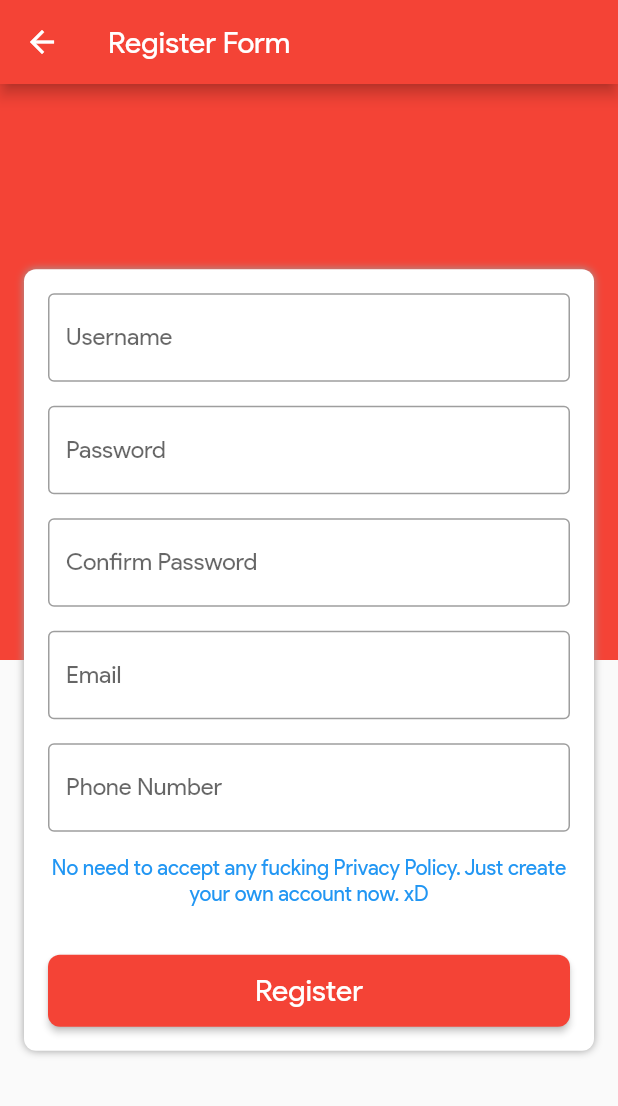
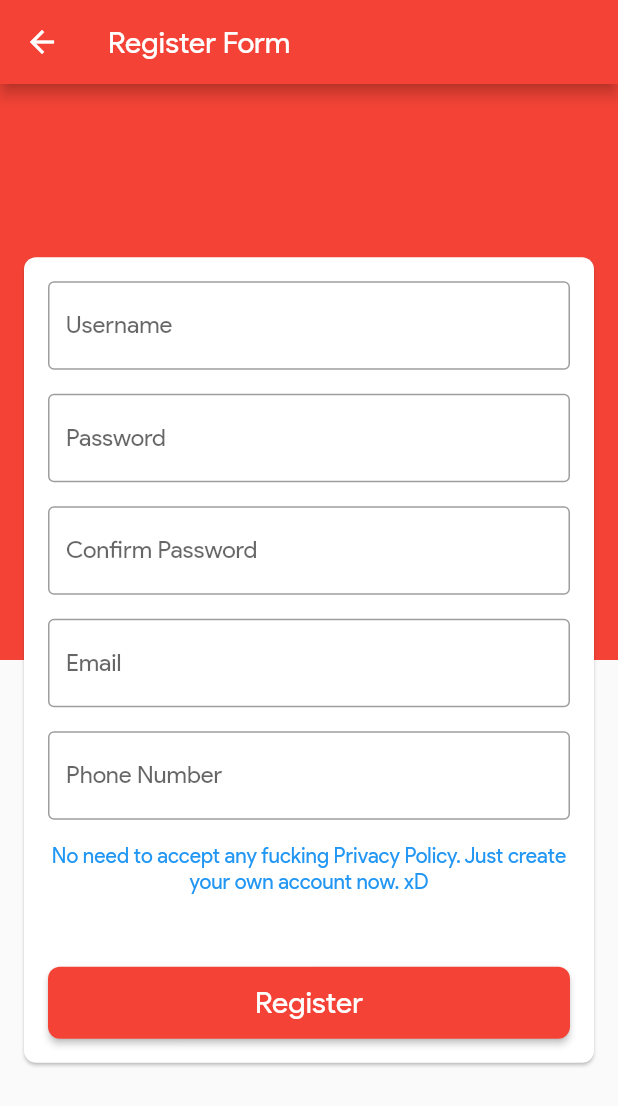
Before and after one commit to channdara/flutter_local_database, a Flutter app: the screen it shows after launch, after a tap on "Login", after a tap on "Not yet a memeber? Register here.", on a phone screen of 412 x 824 dp. Shown: the top 1106 px of the screen. Run offline on Flutter 3.47's test engine with Material 2 defaults, Android fonts, the light colour scheme and no system bars; our stand-ins replace shared_preferences, sqflite; accounts and stored records are empty.

Commit message:
update some ui

```diff
--- a/lib/screen/LoginScreen.dart
+++ b/lib/screen/LoginScreen.dart
@@ -1,13 +1,13 @@
 import 'package:flutter/material.dart';
 import 'package:learning_local_database/constant/Strings.dart';
 import 'package:learning_local_database/helper/SharedPreferencesHelper.dart';
-import 'package:learning_local_database/model/User.dart';
 import 'package:learning_local_database/repository/LoginRepository.dart';
 import 'package:learning_local_database/screen/HomeScreen.dart';
 import 'package:learning_local_database/screen/RegisterScreen.dart';
 import 'package:learning_local_database/screen/ResetPasswordScreen.dart';
 import 'package:learning_local_database/util/AlertDialogUtil.dart';
 import 'package:learning_local_database/widget/BaseBackground.dart';
+import 'package:learning_local_database/widget/BaseCard.dart';
 import 'package:learning_local_database/widget/BaseRaisedButton.dart';
 import 'package:learning_local_database/widget/BaseTextFormField.dart';
 
@@ -21,6 +21,8 @@ class LoginScreen extends StatefulWidget {
 
 class _LoginScreenState extends State<LoginScreen> implements LoginRepository {
   final _formKey = GlobalKey<FormState>();
+  final _sizedBox16 = SizedBox(height: 16.0);
+  final _sizedBox32 = SizedBox(height: 32.0);
   LoginRepositoryImp _loginRepoImp;
   FocusNode _usernameFocusNode = FocusNode();
   FocusNode _passwordFocusNode = FocusNode();
@@ -60,22 +62,15 @@ class _LoginScreenState extends State<LoginScreen> implements LoginRepository {
 
   Widget _buildLogin() {
     return SingleChildScrollView(
-      child: Container(
-        margin: EdgeInsets.all(16.0),
-        padding: EdgeInsets.only(left: 16.0, top: 16.0, right: 16.0, bottom: 8.0),
-        decoration: BoxDecoration(
-          borderRadius: BorderRadius.circular(8.0),
-          color: Colors.white,
-          boxShadow: [BoxShadow(color: Colors.grey, blurRadius: 4.0)],
-        ),
+      child: BaseCard(
+        padding: EdgeInsets.only(left: 16.0, top: 16.0, right: 16.0, bottom: 0.0),
         child: Form(
           key: _formKey,
           child: Column(
             children: <Widget>[
               Text(Strings.login, style: TextStyle(fontSize: 20.0)),
-              Container(
-                margin: EdgeInsets.only(top: 16.0, bottom: 16.0),
-                child: BaseTextFormField(
+              _sizedBox32,
+              BaseTextFormField(
                 labelText: Strings.username,
                 controller: _usernameController,
                 focusNode: _usernameFocusNode,
@@ -83,7 +78,7 @@ class _LoginScreenState extends State<LoginScreen> implements LoginRepository {
                 onFieldSubmitted: (_) => BaseTextFormField.switchNode(context, _usernameFocusNode, _passwordFocusNode),
                 validator: (text) => text.isEmpty ? Strings.usernameRequired : null,
               ),
-              ),
+              _sizedBox16,
               BaseTextFormField(
                 labelText: Strings.password,
                 obscureText: true,
@@ -92,10 +87,11 @@ class _LoginScreenState extends State<LoginScreen> implements LoginRepository {
                 textInputAction: TextInputAction.done,
                 validator: (text) => text.isEmpty ? Strings.passwordRequired : null,
               ),
+              _sizedBox32,
               Container(
+                height: 48.0,
+                margin: EdgeInsets.only(bottom: 16.0),
                 width: double.infinity,
-                height: 48.0,
-                margin: EdgeInsets.only(top: 32.0, bottom: 32.0),
                 child: BaseRaisedButton(
                   text: Strings.login,
                   onPressed: () {
@@ -106,20 +102,13 @@ class _LoginScreenState extends State<LoginScreen> implements LoginRepository {
                   },
                 ),
               ),
-              InkWell(
-                onTap: () => ResetPasswordScreen.push(context),
-                child: Padding(
-                  padding: EdgeInsets.all(8.0),
+              FlatButton(
+                onPressed: () => ResetPasswordScreen.push(context),
                 child: Text(Strings.forgotPassword, style: TextStyle(color: Colors.red)),
               ),
-              ),
-              InkWell(
-                onTap: () => RegisterScreen.push(context),
-                child: Container(
-                  margin: EdgeInsets.only(top: 24.0),
-                  padding: EdgeInsets.all(8.0),
+              FlatButton(
+                onPressed: () => RegisterScreen.push(context),
                 child: Text(Strings.notYetMemberRegisterHere, style: TextStyle(color: Colors.blue)),
-                ),
               ),
             ],
           ),
--- a/lib/screen/RegisterScreen.dart
+++ b/lib/screen/RegisterScreen.dart
@@ -6,6 +6,7 @@
 import 'package:learning_local_database/repository/RegisterRepository.dart';
 import 'package:learning_local_database/util/AlertDialogUtil.dart';
 import 'package:learning_local_database/widget/BaseBackground.dart';
+import 'package:learning_local_database/widget/BaseCard.dart';
 import 'package:learning_local_database/widget/BaseContainer.dart';
 import 'package:learning_local_database/widget/BaseRaisedButton.dart';
 import 'package:learning_local_database/widget/BaseTextFormField.dart';
@@ -71,14 +72,7 @@
 
   Widget _buildRegister() {
     return SingleChildScrollView(
-      child: Container(
-        margin: EdgeInsets.all(16.0),
-        padding: EdgeInsets.all(16.0),
-        decoration: BoxDecoration(
-          borderRadius: BorderRadius.circular(8.0),
-          color: Colors.white,
-          boxShadow: [BoxShadow(color: Colors.grey, blurRadius: 4.0)],
-        ),
+      child: BaseCard(
         child: Form(
           key: _formKey,
           child: Column(
@@ -135,16 +129,13 @@
                 validator: (text) => text.isEmpty ? Strings.pleaseInputPhoneNumber : null,
               ),
               _sizedBox,
-              InkWell(
-                onTap: () => Platform.isIOS ? FocusScope.of(context).requestFocus(FocusNode()) : null,
-                child: Text(
-                  Strings.privacyPolicy,
-                  style: TextStyle(color: Colors.blue),
-                  textAlign: TextAlign.center,
-                ),
+              Text(
+                Strings.privacyPolicy,
+                style: TextStyle(color: Colors.blue),
+                textAlign: TextAlign.center,
               ),
               Container(
-                margin: EdgeInsets.only(top: 32.0),
+                margin: EdgeInsets.only(top: 48.0),
                 width: double.infinity,
                 height: 48.0,
                 child: BaseRaisedButton(
--- a/lib/screen/SettingsScreen.dart
+++ b/lib/screen/SettingsScreen.dart
@@ -5,6 +5,7 @@ import 'package:learning_local_database/helper/SharedPreferencesHelper.dart';
 import 'package:learning_local_database/model/User.dart';
 import 'package:learning_local_database/screen/LoginScreen.dart';
 import 'package:learning_local_database/util/AlertDialogUtil.dart';
+import 'package:learning_local_database/widget/BaseCard.dart';
 import 'package:learning_local_database/widget/BaseContainer.dart';
 import 'package:learning_local_database/widget/BaseRaisedButton.dart';
 
@@ -48,6 +49,9 @@ class _SettingsScreenState extends State<SettingsScreen> {
   Widget _buildUserInformation() {
     return Expanded(
       child: SingleChildScrollView(
+        child: BaseCard(
+          margin: EdgeInsets.all(0.0),
+          padding: EdgeInsets.all(0.0),
           child: Column(
             children: <Widget>[
               ListTile(
@@ -71,6 +75,7 @@ class _SettingsScreenState extends State<SettingsScreen> {
                 subtitle: Text(Strings.phoneNumber),
               ),
             ],
+          ),
         ),
       ),
     );
--- /dev/null
+++ b/lib/widget/BaseCard.dart
@@ -0,0 +1,22 @@
+import 'package:flutter/material.dart';
+
+class BaseCard extends StatelessWidget {
+  final EdgeInsets margin;
+  final EdgeInsets padding;
+  final Widget child;
+
+  BaseCard({
+    this.margin = const EdgeInsets.all(16.0),
+    this.padding = const EdgeInsets.all(16.0),
+    @required this.child,
+  });
+
+  @override
+  Widget build(BuildContext context) {
+    return Card(
+      margin: this.margin,
+      shape: RoundedRectangleBorder(borderRadius: BorderRadius.circular(8.0)),
+      child: Padding(padding: this.padding, child: this.child),
+    );
+  }
+}
--- a/lib/widget/BaseContainer.dart
+++ b/lib/widget/BaseContainer.dart
@@ -1,21 +1,16 @@
 import 'package:flutter/material.dart';
 
-class BaseContainer extends StatefulWidget {
+class BaseContainer extends StatelessWidget {
   final AppBar appBar;
   final Widget body;
 
-  BaseContainer({this.appBar, this.body});
+  BaseContainer({this.appBar, @required this.body});
 
-  @override
-  State createState() => _BaseContainerState();
-}
-
-class _BaseContainerState extends State<BaseContainer> {
   @override
   Widget build(BuildContext context) {
     return Scaffold(
-      appBar: widget.appBar,
-      body: SafeArea(child: widget.body),
+      appBar: this.appBar,
+      body: SafeArea(child: this.body),
     );
   }
 }
```
Also changed, not shown: lib/screen/AddContactScreen.dart (added, +44 -0 lines), lib/screen/HomeScreen.dart (+41 -4 lines), lib/screen/ResetPasswordScreen.dart (+3 -9 lines). Lines whose indentation alone changed are shown as unchanged.
